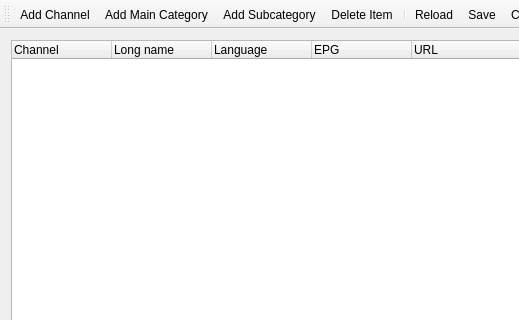
This is ui/EditPlaylist.ui in ntadej/tano as Qt 5 draws it before an edit; both pictures show x 0 to 519 and y 0 to 320 of the 800 by 600 pixel window. The edited form follows.
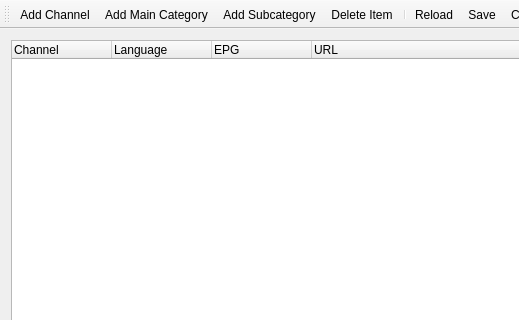
This is the edited form. Icons and pictures are not drawn.

Commit message: EPG fix Updated playlist system to 1.2

```diff
--- a/ui/EditPlaylist.ui
+++ b/ui/EditPlaylist.ui
@@ -35,22 +35,17 @@
        </property>
       </column>
       <column>
-       <property name="text" >
-        <string>Long name</string>
-       </property>
-      </column>
-      <column>
-       <property name="text" >
+       <property name="text">
         <string>Language</string>
        </property>
       </column>
       <column>
-       <property name="text" >
+       <property name="text">
         <string>EPG</string>
        </property>
       </column>
       <column>
-       <property name="text" >
+       <property name="text">
         <string>URL</string>
        </property>
       </column>
@@ -150,7 +145,7 @@
    </property>
   </action>
  </widget>
- <layoutdefault spacing="6" margin="11" />
+ <layoutdefault spacing="6" margin="11"/>
  <resources>
   <include location="images.qrc" />
  </resources>
```
Left out of the diff: 117 changed lines with no effect on the pictures. The commit also changes 10 other files.
